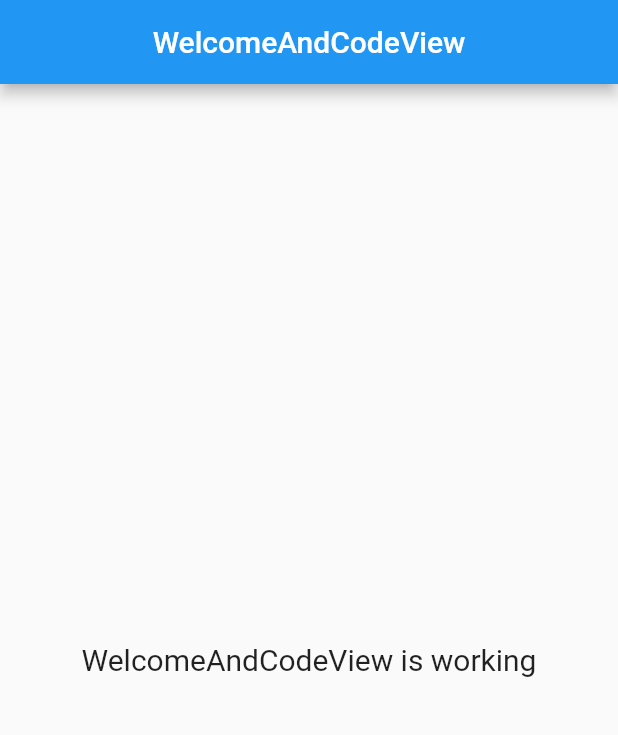
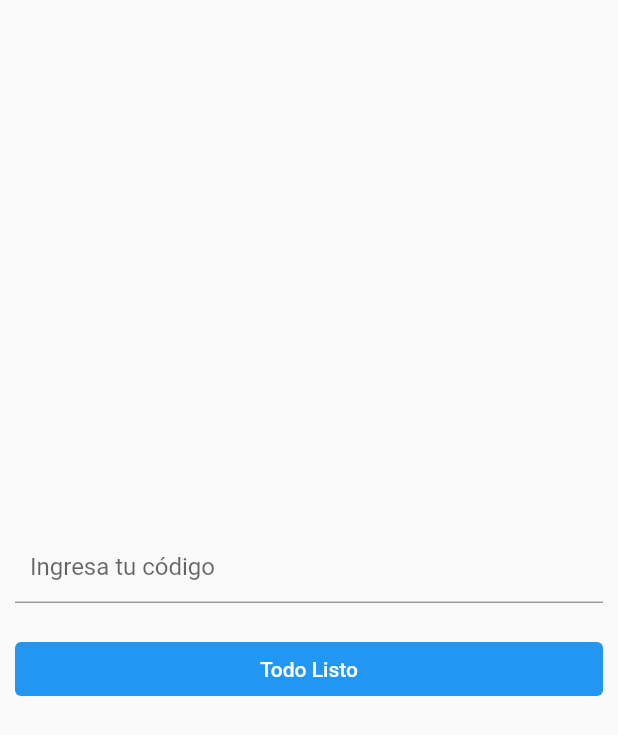
Before and after one commit to ocb-dev-04/rickandmortyapp, a Flutter app: the screen it shows after launch, on a phone screen of 412 x 824 dp. Shown: the top 735 px of the screen. Run offline on Flutter 3.47's test engine with Material 2 defaults, Android fonts, the phone set to English and light mode, and no system bars; our stand-ins replace dio, get.

Commit message:
*Add generic widgets *Add welcome and code pages

```diff
--- /dev/null
+++ b/rickandmortyapptest/lib/app/constants/theme.dart
@@ -0,0 +1,10 @@
+import 'package:flutter/material.dart';
+
+class AppTheme {
+  static final Color white = Colors.white;
+  static final Color black = Colors.black;
+  static final Color blue = Colors.blue;
+  static final Color red = Colors.red;
+  static final Color green = Colors.green;
+  static final Color orange = Colors.orange;
+}
--- /dev/null
+++ b/rickandmortyapptest/lib/app/modules/gen_widget/input.dart
@@ -0,0 +1,23 @@
+import 'package:flutter/material.dart';
+
+class InputLW extends StatelessWidget {
+  const InputLW({
+    required this.controller,
+    required this.placeholder,
+  });
+
+  final TextEditingController controller;
+  final String placeholder;
+
+  @override
+  Widget build(BuildContext context) {
+    return TextField(
+      keyboardType: TextInputType.emailAddress,
+      controller: controller,
+      decoration: InputDecoration(
+        hintText: placeholder,
+        contentPadding: const EdgeInsets.symmetric(horizontal: 10),
+      ),
+    );
+  }
+}
--- /dev/null
+++ b/rickandmortyapptest/lib/app/modules/gen_widget/main_container.dart
@@ -0,0 +1,13 @@
+import 'package:flutter/material.dart';
+
+class MainContainer extends StatelessWidget {
+  const MainContainer({required this.child});
+  final Widget child;
+  @override
+  Widget build(BuildContext context) {
+    return Padding(
+      padding: const EdgeInsets.symmetric(horizontal: 10),
+      child: child,
+    );
+  }
+}
--- /dev/null
+++ b/rickandmortyapptest/lib/app/modules/gen_widget/snackbars.dart
@@ -0,0 +1,32 @@
+import 'package:flutter/material.dart';
+import 'package:get/get.dart';
+import 'package:rickandmortyapptest/app/constants/theme.dart';
+
+class CustomSnackbars {
+  static void showSnackbar({
+    required String title,
+    required String message,
+    required Snackbartype type,
+  }) {
+    final color = type == Snackbartype.Good
+        ? AppTheme.green
+        : type == Snackbartype.Warning
+            ? AppTheme.orange
+            : type == Snackbartype.Bad
+                ? AppTheme.red
+                : AppTheme.blue;
+
+    Get.snackbar(
+      title,
+      message,
+      titleText: Text(title, style: TextStyle(color: color)),
+      messageText: Text(message, style: TextStyle(color: AppTheme.white)),
+      duration: const Duration(seconds: 2),
+      borderRadius: 0,
+      leftBarIndicatorColor: color,
+      backgroundColor: AppTheme.black.withOpacity(.7),
+    );
+  }
+}
+
+enum Snackbartype { Good, Bad, Info, Warning }
--- a/rickandmortyapptest/lib/app/modules/welcomeAndCode/views/welcome_and_code_view.dart
+++ b/rickandmortyapptest/lib/app/modules/welcomeAndCode/views/welcome_and_code_view.dart
@@ -1,6 +1,8 @@
 import 'package:flutter/material.dart';
 
 import 'package:get/get.dart';
+import 'package:rickandmortyapptest/app/modules/welcomeAndCode/widgets/insert_code.dart';
+import 'package:rickandmortyapptest/app/modules/welcomeAndCode/widgets/welcome_page.dart';
 
 import '../controllers/welcome_and_code_controller.dart';
 
@@ -8,15 +10,8 @@ class WelcomeAndCodeView extends GetView<WelcomeAndCodeController> {
   @override
   Widget build(BuildContext context) {
     return Scaffold(
-      appBar: AppBar(
-        title: Text('WelcomeAndCodeView'),
-        centerTitle: true,
-      ),
-      body: Center(
-        child: Text(
-          'WelcomeAndCodeView is working',
-          style: TextStyle(fontSize: 20),
-        ),
+      body: Obx(
+        () => controller.loading ? WelcomePage() : CodePage(),
       ),
     );
   }
--- /dev/null
+++ b/rickandmortyapptest/lib/app/modules/welcomeAndCode/widgets/insert_code.dart
@@ -0,0 +1,36 @@
+import 'package:flutter/material.dart';
+import 'package:get/get.dart';
+import 'package:rickandmortyapptest/app/constants/theme.dart';
+import 'package:rickandmortyapptest/app/modules/gen_widget/input.dart';
+import 'package:rickandmortyapptest/app/modules/gen_widget/main_container.dart';
+import 'package:rickandmortyapptest/app/modules/welcomeAndCode/controllers/welcome_and_code_controller.dart';
+
+class CodePage extends GetView<WelcomeAndCodeController> {
+  const CodePage({Key? key}) : super(key: key);
+  @override
+  Widget build(BuildContext context) {
+    return MainContainer(
+      child: Center(
+        child: Column(
+          mainAxisSize: MainAxisSize.min,
+          crossAxisAlignment: CrossAxisAlignment.stretch,
+          children: [
+            InputLW(
+              controller: controller.codeController,
+              placeholder: "Ingresa tu código",
+            ),
+            const SizedBox(height: 20),
+            TextButton(
+              style: ButtonStyle(
+                foregroundColor: MaterialStateProperty.all<Color>(AppTheme.white),
+                backgroundColor: MaterialStateProperty.all<Color>(AppTheme.blue),
+              ),
+              onPressed: controller.validateCode,
+              child: Text('Todo Listo'),
+            )
+          ],
+        ),
+      ),
+    );
+  }
+}
--- a/rickandmortyapptest/lib/main.dart
+++ b/rickandmortyapptest/lib/main.dart
@@ -1,6 +1,7 @@
 import 'package:flutter/material.dart';
 
 import 'package:get/get.dart';
+import 'package:rickandmortyapptest/app/core/core_config/main_bonding.dart';
 
 import 'app/routes/app_pages.dart';
 
@@ -12,9 +13,10 @@ class MainPage extends StatelessWidget {
   @override
   Widget build(BuildContext context) {
     return GetMaterialApp(
-      title: "Application",
+      title: "Rick and Morty",
       initialRoute: AppPages.INITIAL,
       getPages: AppPages.routes,
+      initialBinding: MainBinding(),
     );
   }
 }
```
Also changed, not shown: rickandmortyapptest/lib/app/modules/welcomeAndCode/controllers/welcome_and_code_controller.dart (+34 -4 lines), rickandmortyapptest/lib/app/modules/welcomeAndCode/widgets/welcome_page.dart (added, +32 -0 lines).
